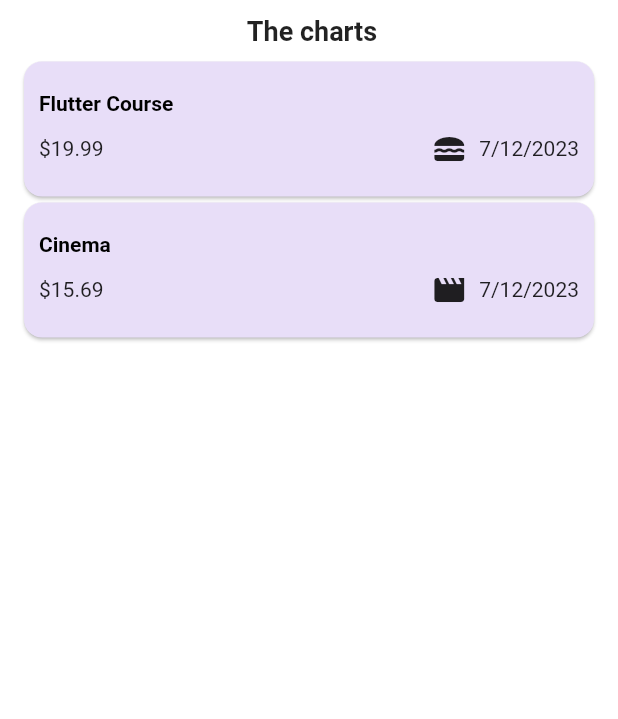
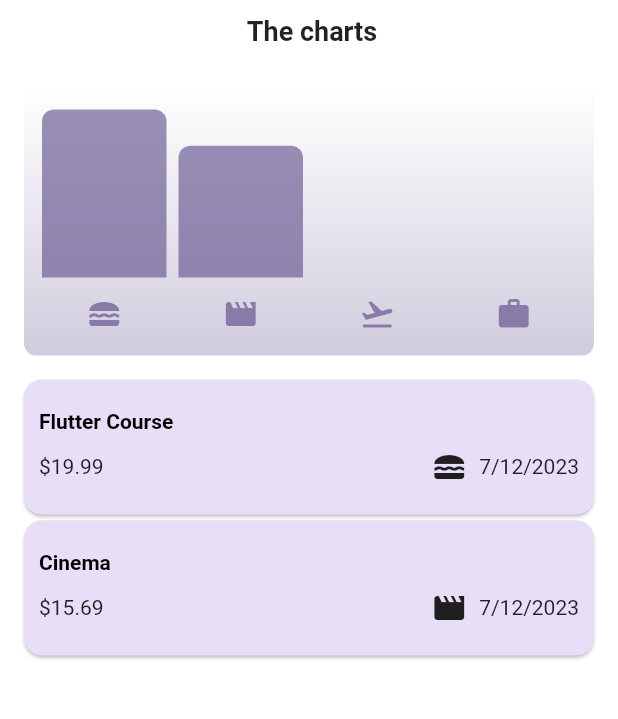
Before and after one commit to proamlan/FlutterExpenseTracke, a Flutter app: the screen it shows after launch, on a phone screen of 412 x 824 dp, the part 84-803 px from its top. Run offline on Flutter 3.47's test engine with Material 2 defaults, Android fonts, the phone set to English and light mode, and no system bars.

Commit message:
Chart added

```diff
--- a/lib/Expenses.dart
+++ b/lib/Expenses.dart
@@ -1,6 +1,7 @@
 import 'package:expense_tracker/models/Expense.dart';
 import 'package:expense_tracker/ui/expenses_list.dart';
 import 'package:expense_tracker/ui/new_expense.dart';
+import 'package:expense_tracker/widget/chart.dart';
 import 'package:flutter/material.dart';
 
 class Expenses extends StatefulWidget {
@@ -84,9 +85,10 @@ class _ExpensesState extends State<Expenses> {
           const SizedBox(height: 10),
           const Text(
             ' The charts',
-            style: TextStyle(fontWeight: FontWeight.bold, fontSize: 18, ),
+            style: TextStyle(fontWeight: FontWeight.bold, fontSize: 18,),
           ),
           const SizedBox(height: 10),
+          Chart(expenses: _registeredExpenses,),
           Expanded(child: mainContent)
         ],
       ),
--- a/lib/models/Expense.dart
+++ b/lib/models/Expense.dart
@@ -32,3 +32,23 @@ class Expense {
     return formmater.format(date);
   }
 }
+
+class ExpenseBucket {
+  final List<Expense> expenses;
+  final Category category;
+
+  ExpenseBucket({required this.expenses, required this.category});
+
+  ExpenseBucket.forCategory(List<Expense> allExpenses, this.category)
+      : expenses =
+            allExpenses.where((exp) => exp.category == category).toList();
+
+  double get getAllExpenses {
+    double sum = 0.0;
+
+    for (final expense in expenses) {
+      sum += expense.amount;
+    }
+    return sum;
+  }
+}
--- /dev/null
+++ b/lib/widget/chart.dart
@@ -0,0 +1,94 @@
+import 'package:expense_tracker/models/Expense.dart';
+import 'package:expense_tracker/widget/chart_bar.dart';
+import 'package:flutter/material.dart';
+
+class Chart extends StatelessWidget {
+  const Chart({super.key, required this.expenses});
+
+  final List<Expense> expenses;
+
+  List<ExpenseBucket> get buckets {
+    return [
+      ExpenseBucket.forCategory(expenses, Category.food),
+      ExpenseBucket.forCategory(expenses, Category.leisure),
+      ExpenseBucket.forCategory(expenses, Category.travel),
+      ExpenseBucket.forCategory(expenses, Category.work),
+    ];
+  }
+
+  double get maxTotalExpense {
+    double maxTotalExpense = 0;
+
+    for (final bucket in buckets) {
+      if (bucket.getAllExpenses > maxTotalExpense) {
+        maxTotalExpense = bucket.getAllExpenses;
+      }
+    }
+
+    return maxTotalExpense;
+  }
+
+  @override
+  Widget build(BuildContext context) {
+    final isDarkMode =
+        MediaQuery.of(context).platformBrightness == Brightness.dark;
+    return Container(
+      margin: const EdgeInsets.all(16),
+      padding: const EdgeInsets.symmetric(
+        vertical: 16,
+        horizontal: 8,
+      ),
+      width: double.infinity,
+      height: 180,
+      decoration: BoxDecoration(
+        borderRadius: BorderRadius.circular(8),
+        gradient: LinearGradient(
+          colors: [
+            Theme.of(context).colorScheme.primary.withOpacity(0.3),
+            Theme.of(context).colorScheme.primary.withOpacity(0.0)
+          ],
+          begin: Alignment.bottomCenter,
+          end: Alignment.topCenter,
+        ),
+      ),
+      child: Column(
+        children: [
+          Expanded(
+            child: Row(
+              crossAxisAlignment: CrossAxisAlignment.end,
+              children: [
+                for (final bucket in buckets) // alternative to map()
+                  ChartBar(
+                    fill: bucket.getAllExpenses == 0
+                        ? 0
+                        : bucket.getAllExpenses / maxTotalExpense,
+                  )
+              ],
+            ),
+          ),
+          const SizedBox(height: 12),
+          Row(
+            children: buckets
+                .map(
+                  (bucket) => Expanded(
+                    child: Padding(
+                      padding: const EdgeInsets.symmetric(horizontal: 4),
+                      child: Icon(
+                        categoryIcons[bucket.category],
+                        color: isDarkMode
+                            ? Theme.of(context).colorScheme.secondary
+                            : Theme.of(context)
+                                .colorScheme
+                                .primary
+                                .withOpacity(0.7),
+                      ),
+                    ),
+                  ),
+                )
+                .toList(),
+          )
+        ],
+      ),
+    );
+  }
+}
--- /dev/null
+++ b/lib/widget/chart_bar.dart
@@ -0,0 +1,34 @@
+import 'package:flutter/material.dart';
+
+class ChartBar extends StatelessWidget {
+  const ChartBar({
+    super.key,
+    required this.fill,
+  });
+
+  final double fill;
+
+  @override
+  Widget build(BuildContext context) {
+    final isDarkMode =
+        MediaQuery.of(context).platformBrightness == Brightness.dark;
+    return Expanded(
+      child: Padding(
+        padding: const EdgeInsets.symmetric(horizontal: 4),
+        child: FractionallySizedBox(
+          heightFactor: fill,
+          child: DecoratedBox(
+            decoration: BoxDecoration(
+              shape: BoxShape.rectangle,
+              borderRadius:
+                  const BorderRadius.vertical(top: Radius.circular(8)),
+              color: isDarkMode
+                  ? Theme.of(context).colorScheme.secondary
+                  : Theme.of(context).colorScheme.primary.withOpacity(0.65),
+            ),
+          ),
+        ),
+      ),
+    );
+  }
+}
```
